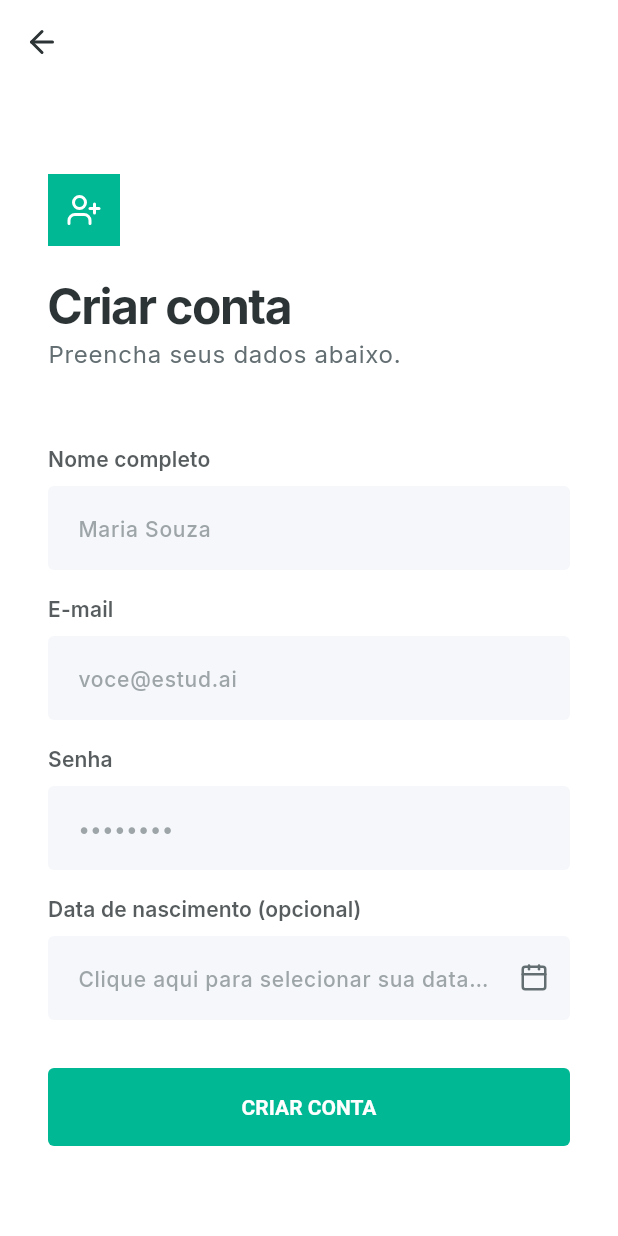
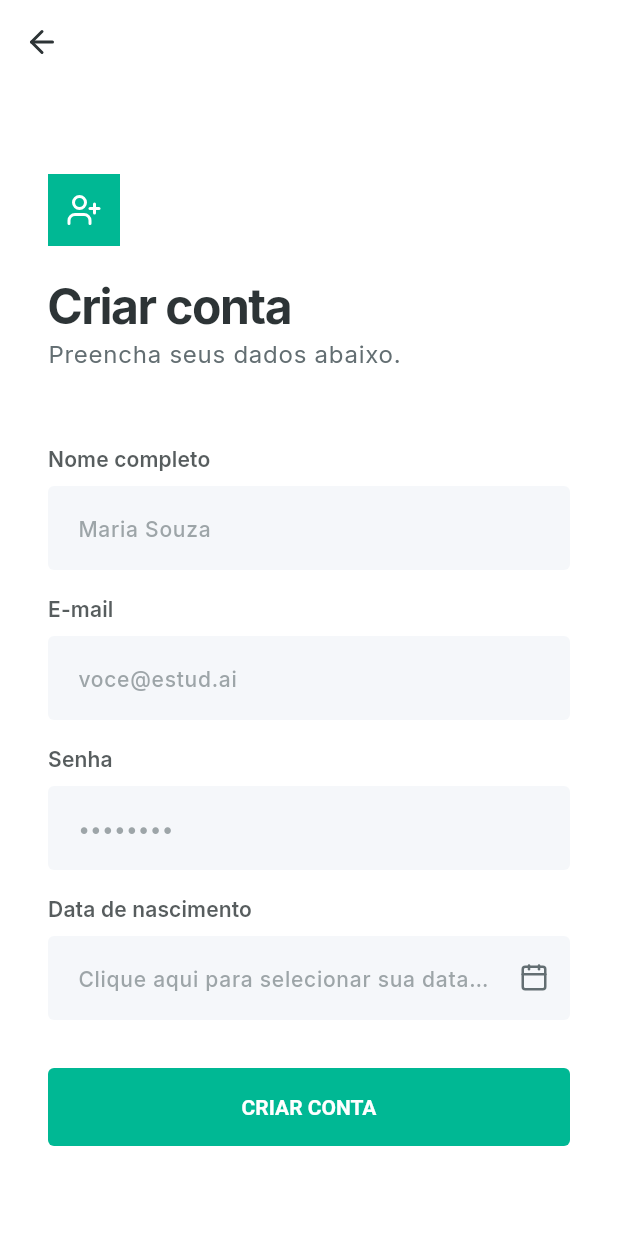
Before and after one commit to G-Gois/front-estud.ai, a Flutter app: the RegisterScreen screen opened directly, on a phone screen of 412 x 824 dp. Run offline on Flutter 3.47's test engine with Material 3 defaults, Android fonts, the phone set to English and light mode, and no system bars; our stand-ins replace dio, email_validator, flutter_dotenv, flutter_riverpod, flutter_secure_storage, get_it and 3 more; accounts and stored records are empty.

Commit message:
Update register_screen.dart

```diff
--- a/lib/src/pages/register/register_screen.dart
+++ b/lib/src/pages/register/register_screen.dart
@@ -191,7 +191,7 @@ class _RegisterScreenState extends ConsumerState<RegisterScreen> {
                     onTap: _selectDate,
                     child: AbsorbPointer(
                       child: AppTextField(
-                        label: 'Data de nascimento (opcional)',
+                        label: 'Data de nascimento',
                         hintText: 'Clique aqui para selecionar sua data de nascimento',
                         controller: _dataController,
                         readOnly: true,
```
